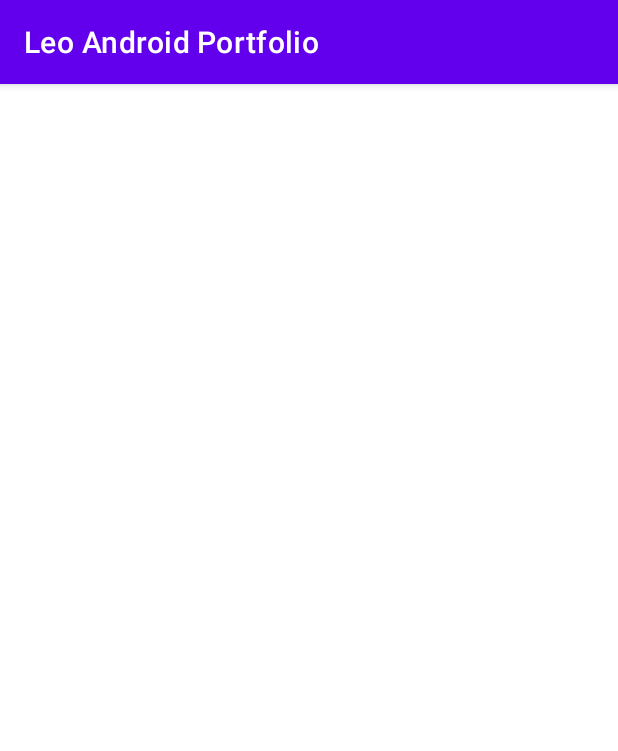
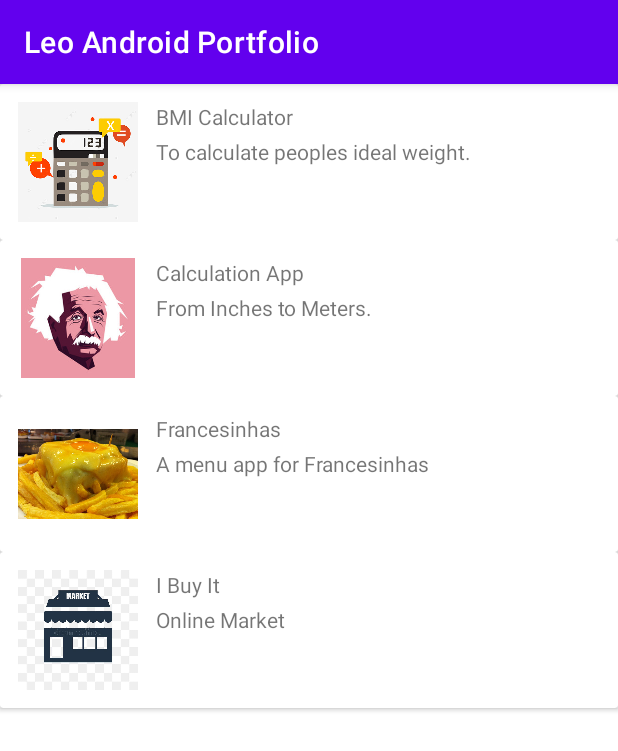
Before and after one commit to leonoliveira98/Portfolio, an Android app: the screen it shows after launch (MainActivity), on a phone screen of 412 x 824 dp. Shown: the top 751 px of the screen. Run offline under Robolectric (Android 15) with nearby library versions, the phone set to English and light mode, and no system bars.

Commit message:
Adapter added and RecyclerView working

```diff
--- a/app/src/main/java/com/example/leoandroidportfolio/MainActivity.java
+++ b/app/src/main/java/com/example/leoandroidportfolio/MainActivity.java
@@ -1,6 +1,7 @@
 package com.example.leoandroidportfolio;
 
 import androidx.appcompat.app.AppCompatActivity;
+import androidx.recyclerview.widget.RecyclerView;
 
 import android.os.Bundle;
 import android.widget.ImageView;
@@ -8,9 +9,7 @@ import android.widget.TextView;
 
 public class MainActivity extends AppCompatActivity {
 
-    TextView titleText;
-    TextView descriptionText;
-    ImageView imageView;
+    RecyclerView list;
 
     @Override
     protected void onCreate(Bundle savedInstanceState) {
@@ -24,14 +23,18 @@ public class MainActivity extends AppCompatActivity {
                 new Project("Calculation App","From Inches to Meters.", R.drawable.einstein),
                 new Project("Francesinhas","A menu app for Francesinhas", R.drawable.francesinha),
                 new Project("I Buy It","Online Market", R.drawable.market_online)
+        };
 
-        };
+        ProjectsAdapter adapter = new ProjectsAdapter(projects);
+
+        list.setAdapter(adapter);
+
+
     }
 
     private void findViews() {
-        titleText = findViewById(R.id.text_view_project_title);
-        descriptionText = findViewById(R.id.text_view_project_description);
-        imageView = findViewById(R.id.image_view_project_icon);
+
+        list = findViewById(R.id.recycler_view_projects);
 
     }
 }
--- /dev/null
+++ b/app/src/main/java/com/example/leoandroidportfolio/ProjectsAdapter.java
@@ -0,0 +1,70 @@
+package com.example.leoandroidportfolio;
+
+import android.view.LayoutInflater;
+import android.view.View;
+import android.view.ViewGroup;
+import android.widget.ImageView;
+import android.widget.TextView;
+
+import androidx.annotation.NonNull;
+import androidx.recyclerview.widget.RecyclerView;
+
+import org.w3c.dom.Text;
+
+public class ProjectsAdapter extends RecyclerView.Adapter<ProjectsAdapter.ProjectViewHolder> {
+
+    private Project[] projects;
+
+    public ProjectsAdapter(Project[] projects) {
+        this.projects = projects;
+    }
+
+    @Override
+    public int getItemCount() {
+        return projects.length;
+    }
+
+    @NonNull
+    @Override
+    public ProjectViewHolder onCreateViewHolder(@NonNull ViewGroup parent, int viewType) {
+
+        View view = LayoutInflater.from(parent.getContext()).inflate(R.layout.item_project, parent, false);
+
+        return new ProjectViewHolder(view);
+    }
+
+    @Override
+    public void onBindViewHolder(@NonNull ProjectViewHolder holder, int position) {
+
+        holder.bind(projects[position]);
+
+    }
+
+
+
+    static class ProjectViewHolder extends RecyclerView.ViewHolder {
+        // Instead of keep adding views it replaces the old ones (When they go out of sight)
+
+        private ImageView appImage;
+        private TextView appTitle;
+        private TextView appDescription;
+
+        public ProjectViewHolder(@NonNull View itemView) {
+            super(itemView);
+            appImage = itemView.findViewById(R.id.image_view_project_icon);
+            appTitle = itemView.findViewById(R.id.text_view_project_title);
+            appDescription = itemView.findViewById(R.id.text_view_project_description);
+
+        }
+
+        public void bind(Project project){
+            // Setting
+            appTitle.setText(project.name);
+            appDescription.setText(project.description);
+            appImage.setImageResource(project.image);
+        }
+
+    }
+
+
+}
--- a/app/src/main/res/layout/activity_main.xml
+++ b/app/src/main/res/layout/activity_main.xml
@@ -1,6 +1,7 @@
 <?xml version="1.0" encoding="utf-8"?>
 <androidx.recyclerview.widget.RecyclerView xmlns:android="http://schemas.android.com/apk/res/android"
     xmlns:app="http://schemas.android.com/apk/res-auto"
+    android:id="@+id/recycler_view_projects"
     android:layout_width="match_parent"
     android:layout_height="match_parent"
     app:layoutManager="androidx.recyclerview.widget.LinearLayoutManager" />
```
